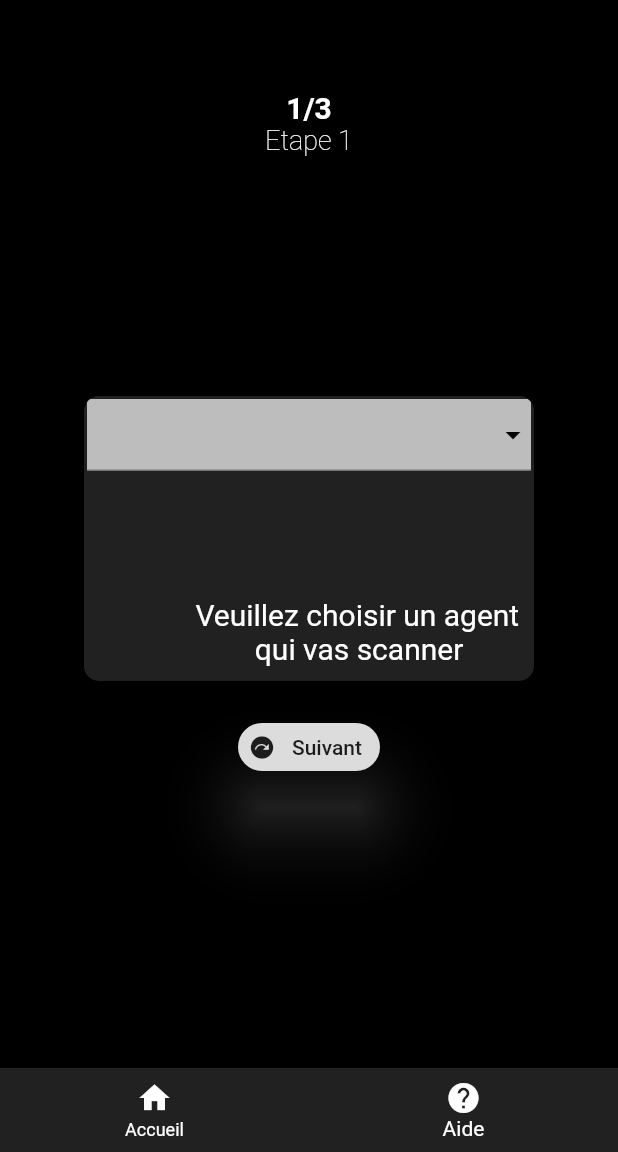
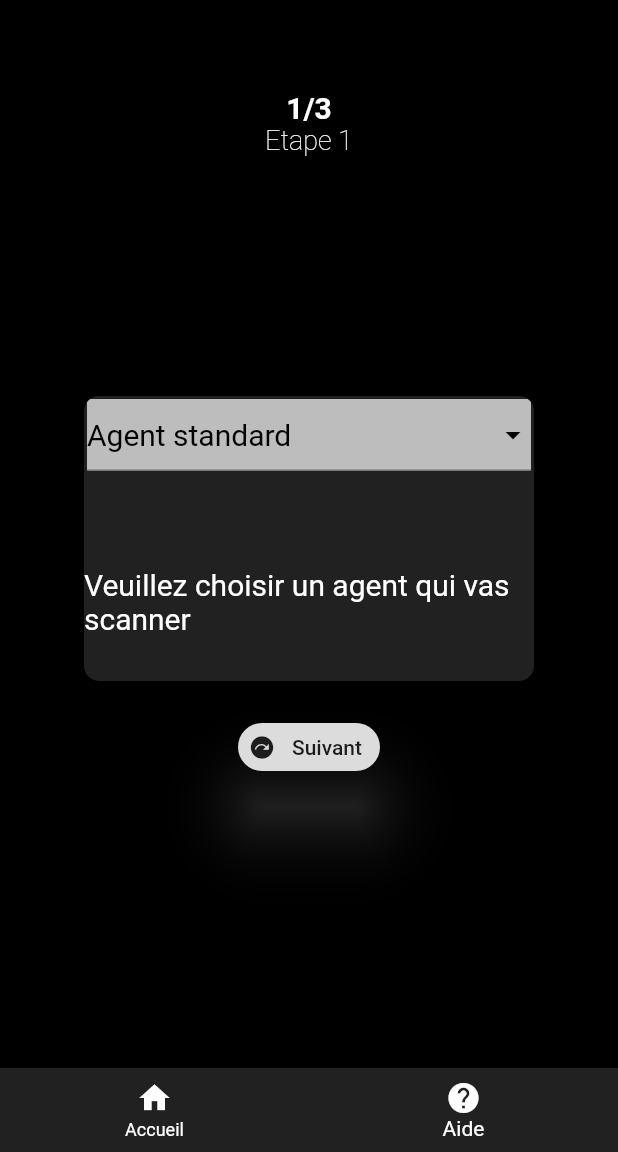
Before and after one commit to ET-TOUNANI/Surface, a Flutter app: the InventaireForm screen opened by its route, on a phone screen of 412 x 824 dp, the part 84-1236 px from its top. Run offline on Flutter 3.47's test engine with Material 2 defaults, Android fonts, the phone set to English and light mode, and no system bars; our stand-ins replace splashscreen, sqflite; missing offline and left inert: flutter_barcode_scanner; accounts and stored records are empty.

Commit message:
Update InventaireForm.page.dart

```diff
--- a/lib/pages/inventer/InventaireForm.page.dart
+++ b/lib/pages/inventer/InventaireForm.page.dart
@@ -1,13 +1,12 @@
 import 'package:exemple1/configs/AppBar.config.dart';
+import 'package:exemple1/pages/inventer/chooseLieu.dart';
 import 'package:flutter/material.dart';
 import 'package:exemple1/configs/GetButtonNavigatBar.config.dart';
 import 'package:exemple1/db/thales.dart';
-import 'package:exemple1/configs/storage.dart';
 
 
 class InventaireForm extends StatefulWidget {
-  const InventaireForm({super.key, required this.storage}) ;
-  final CounterStorage storage;
+  const InventaireForm({super.key}) ;
   @override
   State<InventaireForm> createState() => _FormsPageState();
 }
@@ -20,10 +19,7 @@ class _FormsPageState extends State<InventaireForm> {
   Sqldb db = Sqldb();
   String category = "Agent standard";
   List<DropdownMenuItem<String>> agens = [];
-   _writeFile(String value) {
-    // Write the variable as a string to the file.
-    return widget.storage.writeCounter(value);
-  }
+
   @override
   void initState() {
     super.initState();
@@ -59,7 +55,7 @@ class _FormsPageState extends State<InventaireForm> {
   //dropDownItem modal
   DropdownMenuItem<String> getDropDownWidget(Map<String, dynamic> map) {
     return DropdownMenuItem<String>(
-      value: "${map['id']} ",
+      value: "${map['nom']} ${map['prenom']}",
       child: SingleChildScrollView(
         child: Column(
           children: [
@@ -110,9 +106,10 @@ class _FormsPageState extends State<InventaireForm> {
               height: 160,
             ),
             Center(
-              child: Column(
+              child:
+                  (category != "Autre")?Column(
                     children: [
-                  (category != "Autre")?SizedBox(
+                      SizedBox(
                         height: 190,
                         width: 300,
                         child: Material(
@@ -157,19 +154,37 @@ class _FormsPageState extends State<InventaireForm> {
                               Column(
                                 children: [
                                   Text(
-                                "               Veuillez choisir un agent                                   \n                       qui vas scanner",
+                                    "Veuillez choisir un agent qui vas scanner",
                                     style:
                                         TextStyle(color: Colors.white, fontSize: 20),
                                   ),
                                   const SizedBox(
-                                height: 10,
+                                    height: 30,
                                   ),
                                 ],
                               )
                             ],
                           ),
                         ),
+                      ),
+                      const SizedBox(
+                        height: 20,
+                      ),
+                      InputChip(
+                        label: Semantics(
+                          child: const Text('Suivant'),
+                        ),
+                        shadowColor: Colors.white38,
+                        avatar: Icon(Icons.next_plan),
+                        elevation: 20,
+                        onPressed: () {
+                          Navigator.push(context, MaterialPageRoute(builder: (context)=>ChooseLieu(storage: category,)));
+                        },
+                      )
+                    ],
                   ):
+                  Column(
+                    children: [
                       TextFormField(
                         controller: agentController,
                         //  controller: controller,
@@ -217,10 +232,6 @@ class _FormsPageState extends State<InventaireForm> {
                           }
                         },
                       ),
-                ],
-              ),
-
-            ),
                       const SizedBox(
                         height: 20,
                       ),
@@ -234,13 +245,8 @@ class _FormsPageState extends State<InventaireForm> {
                         onPressed: () async{
                           if (agentController.text.isNotEmpty) {
                             var nom=agentController.text.split(" ");
-                  int res= await db.rawInsertData("INSERT INTO agent (nom,prenom) VALUES('${nom[0]}','${nom[1]}')");
-                  _writeFile("$res;");
-                  Navigator.pushNamed(context, "/etape2");
-                }
-                else if(controller.text.isNotEmpty){
-                  _writeFile("${controller.value}");
-                  Navigator.pushNamed(context, "/etape2");
+                            await db.rawInsertData("INSERT INTO agent (nom,prenom) VALUES('${nom[0]}','${nom[1]}')");
+                            Navigator.push(context, MaterialPageRoute(builder: (context)=>ChooseLieu(storage: agentController.text,)));
                           }
                           else{
                             ScaffoldMessenger.of(context).showSnackBar(
@@ -256,6 +262,11 @@ class _FormsPageState extends State<InventaireForm> {
                       )
                     ],
                   ),
+
+            ),
+
+          ],
+        ),
       ),
       bottomNavigationBar: GetButtonNavigatBar(context),
     );
```
Lines whose indentation alone changed are shown as unchanged.
